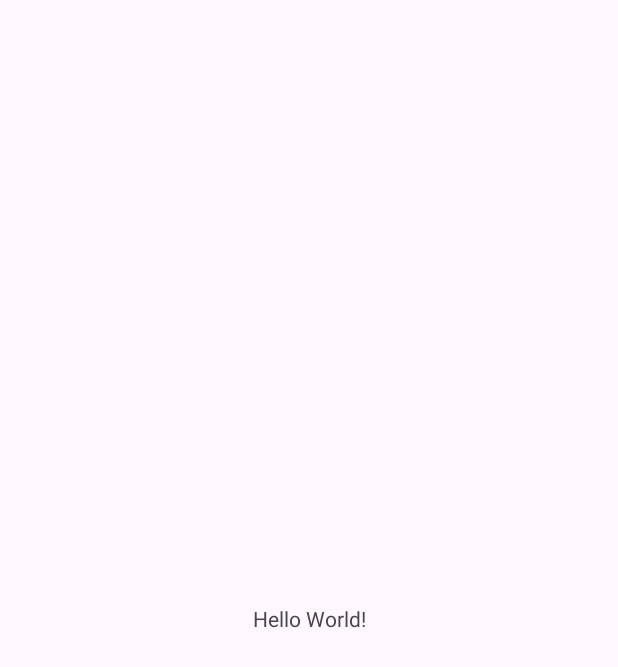
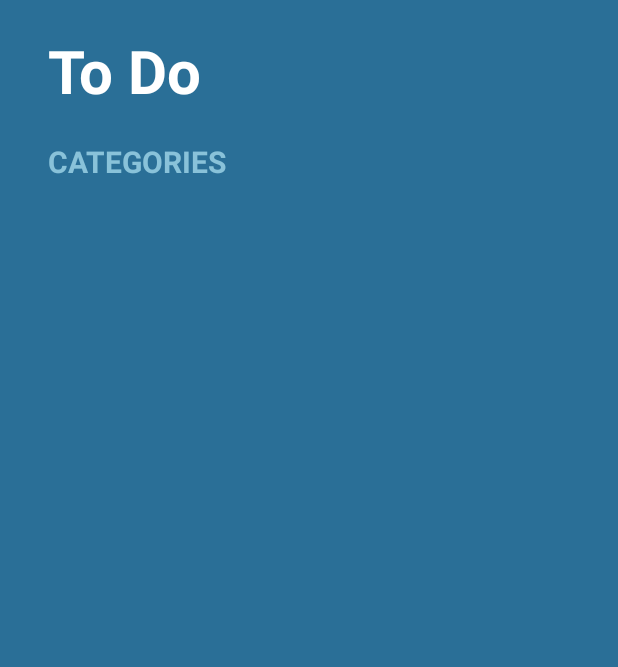
Before and after one commit to fitocr97/ToDo, an Android app: the screen it shows after launch (MainActivity), on a phone screen of 412 x 824 dp. Before the commit the part shown is almost empty. Shown: the top 667 px of the screen. Run offline under Robolectric (Android 15) with nearby library versions, the phone set to English and light mode, and no system bars.

Commit message:
style was added to the main view, as well as strings

```diff
--- a/app/src/main/res/layout/activity_main.xml
+++ b/app/src/main/res/layout/activity_main.xml
@@ -1,18 +1,34 @@
 <?xml version="1.0" encoding="utf-8"?>
-<androidx.constraintlayout.widget.ConstraintLayout xmlns:android="http://schemas.android.com/apk/res/android"
+<LinearLayout xmlns:android="http://schemas.android.com/apk/res/android"
     xmlns:app="http://schemas.android.com/apk/res-auto"
     xmlns:tools="http://schemas.android.com/tools"
     android:layout_width="match_parent"
     android:layout_height="match_parent"
-    tools:context=".MainActivity">
+    tools:context=".MainActivity"
+    android:orientation="vertical"
+    android:background="@color/background_app">
 
     <TextView
         android:layout_width="wrap_content"
         android:layout_height="wrap_content"
-        android:text="Hello World!"
-        app:layout_constraintBottom_toBottomOf="parent"
-        app:layout_constraintEnd_toEndOf="parent"
-        app:layout_constraintStart_toStartOf="parent"
-        app:layout_constraintTop_toTopOf="parent" />
+        android:textSize="40sp"
+        android:textStyle="bold"
+        android:textColor="@color/white"
+        android:layout_marginVertical="20dp"
+        android:layout_marginHorizontal="32dp"
+        android:text="@string/title"
+        />
 
-</androidx.constraintlayout.widget.ConstraintLayout>
+    <TextView
+        android:layout_width="wrap_content"
+        android:layout_height="wrap_content"
+        android:textSize="20sp"
+        android:textStyle="bold"
+        android:textColor="@color/subtitle_Text"
+        android:layout_marginHorizontal="32dp"
+        android:textAllCaps="true"
+        android:text="@string/categories"
+        />
+
+
+</LinearLayout>
--- a/app/src/main/res/values/colors.xml
+++ b/app/src/main/res/values/colors.xml
@@ -9,8 +9,8 @@
     <color name="background_app">#2A6F97</color>
     <color name="subtitle_Text">#89C2D9</color>
     <color name="accent">#FBFFDC</color>
-    <color name="business_category">#79E0EE</color>
-    <color name="personal_category">#D0F5BE</color>
-    <color name="other_category">#FBFFDC</color>
+    <color name="business_category">#EF476F</color>
+    <color name="personal_category">#FFD166</color>
+    <color name="other_category">#06D6A0</color>
 
 </resources>
--- a/app/src/main/res/values/strings.xml
+++ b/app/src/main/res/values/strings.xml
@@ -1,3 +1,5 @@
 <resources>
     <string name="app_name">To Do</string>
+    <string name="title">To Do</string>
+    <string name="categories">Categories</string>
 </resources>
--- a/app/src/main/res/values/themes.xml
+++ b/app/src/main/res/values/themes.xml
@@ -2,7 +2,7 @@
     <!-- Base application theme. -->
     <style name="Base.Theme.ToDo" parent="Theme.Material3.DayNight.NoActionBar">
 
-        <!-- <item name="android:statusBarColor">@color/cardview_dark_background </item>-->
+        <item name="android:statusBarColor">@color/background_app</item>
         <!-- Customize your light theme here. -->
         <!-- <item name="colorPrimary">@color/my_light_primary</item> -->
     </style>
```
